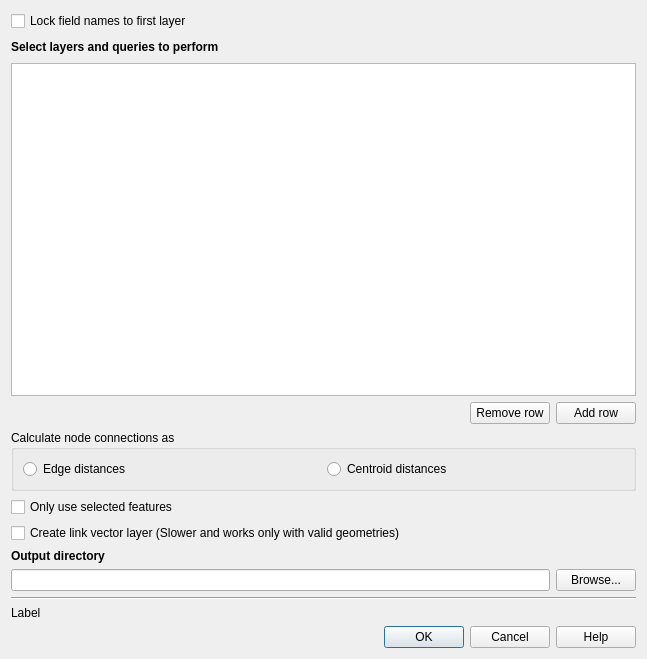
First picture: the form in src/qgis_conefor/ui/conefor_dlg.ui, repository ricardogsilva/qgisconefor, before the edit.
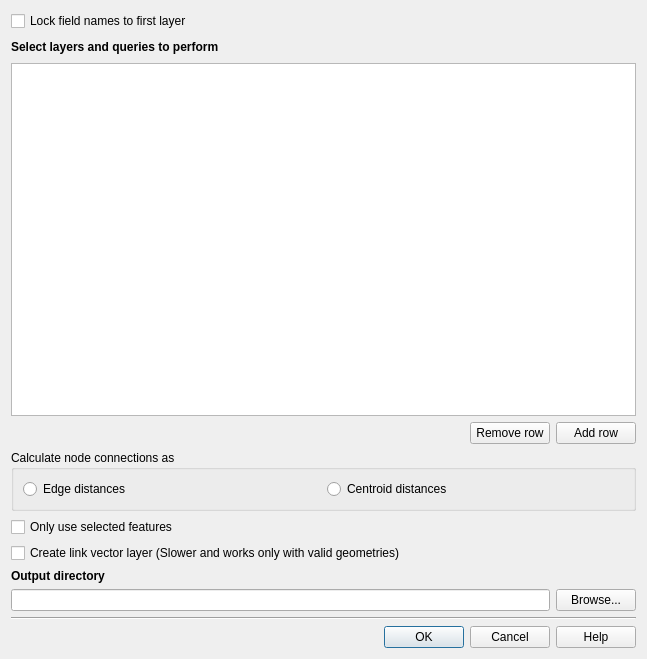
Second picture: the form after the edit.

```diff
--- a/src/qgis_conefor/ui/conefor_dlg.ui
+++ b/src/qgis_conefor/ui/conefor_dlg.ui
@@ -220,19 +220,6 @@
      </property>
     </widget>
    </item>
-   <item>
-    <widget class="QLabel" name="progress_la">
-     <property name="sizePolicy">
-      <sizepolicy hsizetype="Expanding" vsizetype="Preferred">
-       <horstretch>0</horstretch>
-       <verstretch>0</verstretch>
-      </sizepolicy>
-     </property>
-     <property name="text">
-      <string>Label</string>
-     </property>
-    </widget>
-   </item>
    <item>
     <widget class="QDialogButtonBox" name="buttonBox">
      <property name="standardButtons">
```
